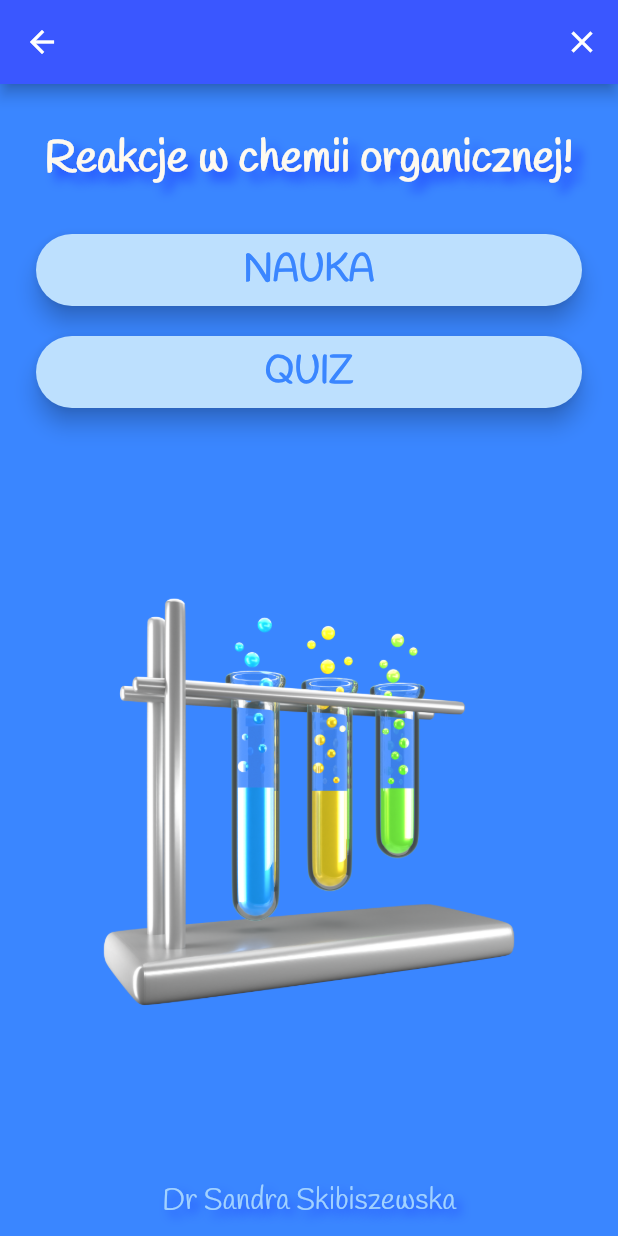
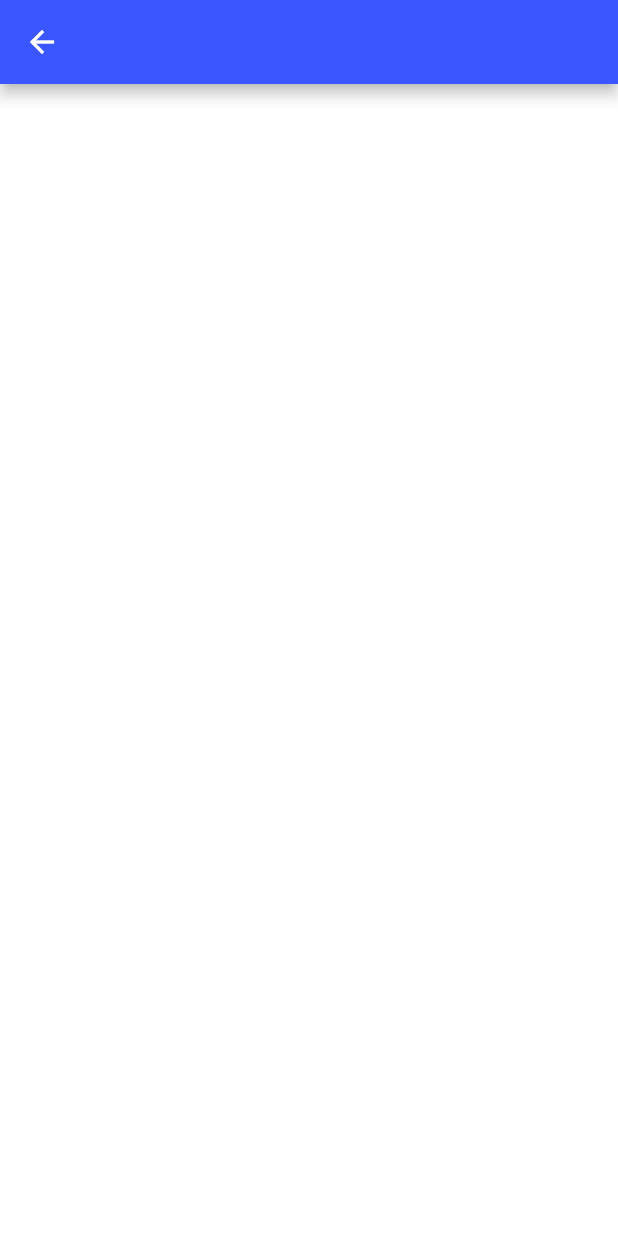
Before and after one commit to Sandra-chemist/SAEP-ReakcjeOrganiczne, a Flutter app: the HomeScreen screen opened by its route, after a tap on "NAUKA", on a phone screen of 412 x 824 dp. Run offline on Flutter 3.47's test engine with Material 2 defaults, Android fonts, the phone set to English and light mode, and no system bars; our stand-ins replace firebase_auth, firebase_core, rflutter_alert; accounts and stored records are empty.

Commit message:
science screen was created

```diff
--- a/lib/main.dart
+++ b/lib/main.dart
@@ -1,5 +1,6 @@
 import 'package:flutter/material.dart';
 import 'package:saep_reakcje_organiczne/screens/quiz_screen.dart';
+import 'package:saep_reakcje_organiczne/screens/science_screen.dart';
 import 'screens/welcome_screen.dart';
 import 'screens/registration_screen.dart';
 import 'screens/login_screen.dart';
@@ -22,6 +23,7 @@ class ChemicalApp extends StatelessWidget {
         LoginScreen.id: (context) => LoginScreen(),
         HomeScreen.id: (context) => HomeScreen(),
         QuizScreen.id: (context) => QuizScreen(),
+        ScienceScreen.id: (context) => ScienceScreen(),
       },
     );
   }
--- a/lib/screens/home_screen.dart
+++ b/lib/screens/home_screen.dart
@@ -1,5 +1,6 @@
 import 'package:firebase_auth/firebase_auth.dart';
 import 'package:flutter/material.dart';
+import 'package:saep_reakcje_organiczne/screens/science_screen.dart';
 import 'package:saep_reakcje_organiczne/screens/welcome_screen.dart';
 import 'package:saep_reakcje_organiczne/constants.dart';
 import 'package:saep_reakcje_organiczne/components/rounded_button.dart';
@@ -75,7 +76,7 @@ class _HomeScreenState extends State<HomeScreen> {
               ),
               RoundedButton(
                 title: 'NAUKA',
-                screenId: '',
+                screenId: ScienceScreen.id,
                 colour: kRoundedButtonColor,
               ),
               RoundedButton(
--- /dev/null
+++ b/lib/screens/science_screen.dart
@@ -0,0 +1,21 @@
+import 'package:flutter/material.dart';
+import 'package:saep_reakcje_organiczne/components/blue_app_bar.dart';
+
+class ScienceScreen extends StatefulWidget {
+  static const String id = 'science_screen';
+  ScienceScreen({super.key});
+
+  @override
+  _ScienceScreenState createState() => _ScienceScreenState();
+}
+
+class _ScienceScreenState extends State<ScienceScreen> {
+  @override
+  Widget build(BuildContext context) {
+    return Scaffold(
+      appBar: BlueAppBar(),
+      backgroundColor: Colors.white,
+      body: Column(),
+    );
+  }
+}
```
